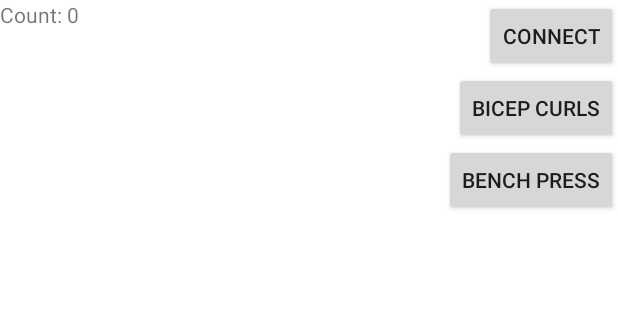
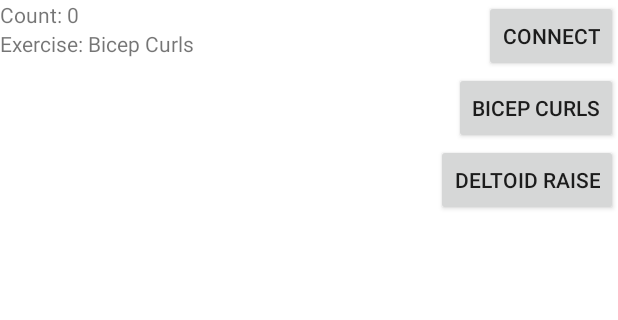
Before and after one commit to tomasro27/Myo-Personal-Trainer, an Android app: the screen it shows after launch (MainActivity), after a tap on "BICEP CURLS", on a phone screen of 412 x 824 dp, the part 168-488 px from its top. Run offline under Robolectric (Android 15) with nearby library versions, the phone set to English and light mode, and no system bars; libraries missing offline, so code that uses them is left out: com.thalmic.myo; 4 statements that could not run were skipped.

Commit message:
Deltoid Raise Exercise Functionality

```diff
--- a/app/build.gradle
+++ b/app/build.gradle
@@ -23,10 +23,6 @@ dependencies {
     repositories {
         maven {
             url './../libs/myo-android-sdk-0.10.0/myorepository'
-
-//            url 'file:///Users/MichaelChang/AndroidstudioProjects/myo-android-sdk-0.10.0/myorepository'
-//            url '../../libs/myo-android-sdk-0.10.0/myorepository'
-
         }
     }
 
--- a/app/src/main/java/hackatbrown/com/myopersonaltrainer/ExerciseVariables.java
+++ b/app/src/main/java/hackatbrown/com/myopersonaltrainer/ExerciseVariables.java
@@ -5,5 +5,6 @@ package hackatbrown.com.myopersonaltrainer;
  */
 public class ExerciseVariables {
     public static final int BICEP_CURLS = 0;
-    public static final int BENCH_PRESS = 1;
+    public static final int DELTOID_RAISE = 1;
+    public static final int TRICEPS_KICKBACK = 2;
 }
--- a/app/src/main/java/hackatbrown/com/myopersonaltrainer/MyoFragment.java
+++ b/app/src/main/java/hackatbrown/com/myopersonaltrainer/MyoFragment.java
@@ -13,28 +13,30 @@ import android.widget.TextView;
 import android.content.Context;
 import android.content.Intent;
 
-
 import com.thalmic.myo.AbstractDeviceListener;
 import com.thalmic.myo.DeviceListener;
 import com.thalmic.myo.Hub;
 import com.thalmic.myo.Myo;
 import com.thalmic.myo.Pose;
 import com.thalmic.myo.Quaternion;
+
 import com.thalmic.myo.scanner.ScanActivity;
 
 public class MyoFragment extends Fragment {
 
     TextView _myoTextView;
+    TextView _exerciseTextView;
+
     Activity _activity;
     Button connectButton;
-    int _curl_count = 0;
+    int _exerciseCount = 0;
     int _exercise = -1;
 
+    int delay = 0;
+    boolean bottom = false;
+    boolean top = false;
 
     private DeviceListener mListener = new AbstractDeviceListener() {
-//        int _curl_count = 0;
-        boolean bottom = false;
-        boolean top = false;
         boolean fist = false;
         long oldtime = 0;
         Myo _myo;
@@ -56,15 +58,14 @@ public class MyoFragment extends Fragment {
         @Override
         public void onPose(Myo myo, long timestamp, Pose pose) {
 
-            if (timestamp - oldtime < 1000) {
-                return;
-            }
-            Log.i("pose", "Pose: " + pose);
+//            if (timestamp - oldtime < 1000) {
+//                return;
+//            }
+//            Log.i("pose", "Pose: " + pose);
 
             oldtime = timestamp;
             switch (pose) {
                 case UNKNOWN:
-//                    _myo.notifyUserAction();
                     fist = false;
                     break;
                 case FIST:
@@ -94,29 +95,54 @@ public class MyoFragment extends Fragment {
             float pitch = (float) Math.toDegrees(Quaternion.pitch(rotation));
             float yaw = (float) Math.toDegrees(Quaternion.yaw(rotation));
 
-            Log.i("orientation", "pitch: " + pitch + " fist: " + fist + " count: " + _curl_count);
+            if (delay >= 2) {
+                Log.i("orientation", "pitch :" + pitch + " fist: " + fist);
+                delay = 0;
+            } else {
+                delay++;
+            }
 
             if (!fist) {
                 return;
             }
             switch(_exercise) {
                 case ExerciseVariables.BICEP_CURLS:
-                    if (pitch >= 45) {
+                    if (pitch >= 40) {
                         bottom = true;
-                    } else if (pitch <= -45) {
+                    } else if (pitch <= -40) {
                         top = true;
                     }
 
-                    if (pitch <= -45 & top & bottom) {
-                        _curl_count++;
+                    if (pitch <= -40 && top && bottom) {
+                        _exerciseCount++;
                         updateCount();
                         top = false;
                         bottom = false;
                     }
-                case ExerciseVariables.BENCH_PRESS:
+                case ExerciseVariables.DELTOID_RAISE:
+                    if (pitch <= -65) {
+                        bottom = true;
+                    } else if (pitch >= -5) {
+                        top = true;
+                    }
 
+                    if (pitch >= -5 && top && bottom) {
+                        _exerciseCount++;
+                        updateCount();
+                        top = false;
+                        bottom = false;
+                    }
             }
         }
+
+//        public void onAccelerometerData (Myo myo, long timestamp, Vector3 accel) {
+//            double x = accel.x();
+//            double y = accel.y();
+//            double z = accel.z();
+//
+//            Log.i("accel", "x: "+ x + " y: " + y + " z: " + z);
+//        }
+
     };
 
 
@@ -148,7 +174,10 @@ public class MyoFragment extends Fragment {
         View v = inflater.inflate(R.layout.fragment_myo, container, false);
 
         _myoTextView = (TextView) v.findViewById(R.id.myoTextView);
-        _myoTextView.setText("Count: " + _curl_count);
+        _myoTextView.setText("Count: " + _exerciseCount);
+
+        _exerciseTextView = (TextView) v.findViewById(R.id.exerciseTextView);
+        _exerciseTextView.setText("Exercise: None");
 
         // myo connect button
         connectButton = (Button) v.findViewById(R.id.button_connect);
@@ -169,14 +198,13 @@ public class MyoFragment extends Fragment {
         });
 
         // bench press button
-        connectButton = (Button) v.findViewById(R.id.bench_press_button);
+        connectButton = (Button) v.findViewById(R.id.deltoid_raise_button);
         connectButton.setOnClickListener(new View.OnClickListener() {
             @Override
             public void onClick(View v) {
-                doBenchPress();
+                doDeltoidRaise();
             }
         });
-
 
         return v;
     }
@@ -190,15 +218,31 @@ public class MyoFragment extends Fragment {
 
     public void updateCount() {
         _myoTextView = (TextView)  _activity.findViewById(R.id.myoTextView);
-        _myoTextView.setText("Count: " + _curl_count);
+        _myoTextView.setText("Count: " + _exerciseCount);
     }
 
     public void doBicepCurls() {
+        bottom = false;
+        top = false;
+        _exerciseCount = 0;
         _exercise = ExerciseVariables.BICEP_CURLS;
+        _exerciseTextView.setText("Exercise: Bicep Curls");
     }
 
-    public void doBenchPress() {
-        _exercise = ExerciseVariables.BENCH_PRESS;
+    public void doDeltoidRaise() {
+        bottom = false;
+        top = false;
+        _exerciseCount = 0;
+        _exercise = ExerciseVariables.DELTOID_RAISE;
+        _exerciseTextView.setText("Exercise: Deltoid Raise");
+    }
+
+    public void doTricepsKickback() {
+        bottom = false;
+        top = false;
+        _exerciseCount = 0;
+        _exercise = ExerciseVariables.TRICEPS_KICKBACK;
+        _exerciseTextView.setText("Exercise: Triceps Kickback");
     }
 
     // set other options for other exercises
--- a/app/src/main/res/layout/fragment_myo.xml
+++ b/app/src/main/res/layout/fragment_myo.xml
@@ -6,9 +6,16 @@
     <!-- TODO: Update blank fragment layout -->
     <TextView
         android:id="@+id/myoTextView"
-        android:layout_width="match_parent"
-        android:layout_height="match_parent"
+        android:layout_width="wrap_content"
+        android:layout_height="wrap_content"
         android:text="@string/hello_blank_fragment" />
+
+    <TextView
+        android:id="@+id/exerciseTextView"
+        android:layout_width="wrap_content"
+        android:layout_height="wrap_content"
+        android:text="@string/hello_blank_fragment"
+        android:layout_below="@+id/myoTextView"/>
 
     <Button
         android:layout_width="wrap_content"
@@ -28,9 +35,9 @@
     <Button
         android:layout_width="wrap_content"
         android:layout_height="wrap_content"
-        android:id="@+id/bench_press_button"
+        android:id="@+id/deltoid_raise_button"
         android:layout_alignParentRight="true"
-        android:text="Bench Press"
+        android:text="Deltoid Raise"
         android:layout_below="@+id/bicep_curls_button"/>
 
 </RelativeLayout>
--- a/settings.gradle
+++ b/settings.gradle
@@ -1,3 +1 @@
 include ':app'
-//include 'myo-android-sdk-0.10.0'
-//project(':myo-android-sdk-0.10.0').projectDir = new File('./libs/myo-android-sdk-0.10.0')
```
